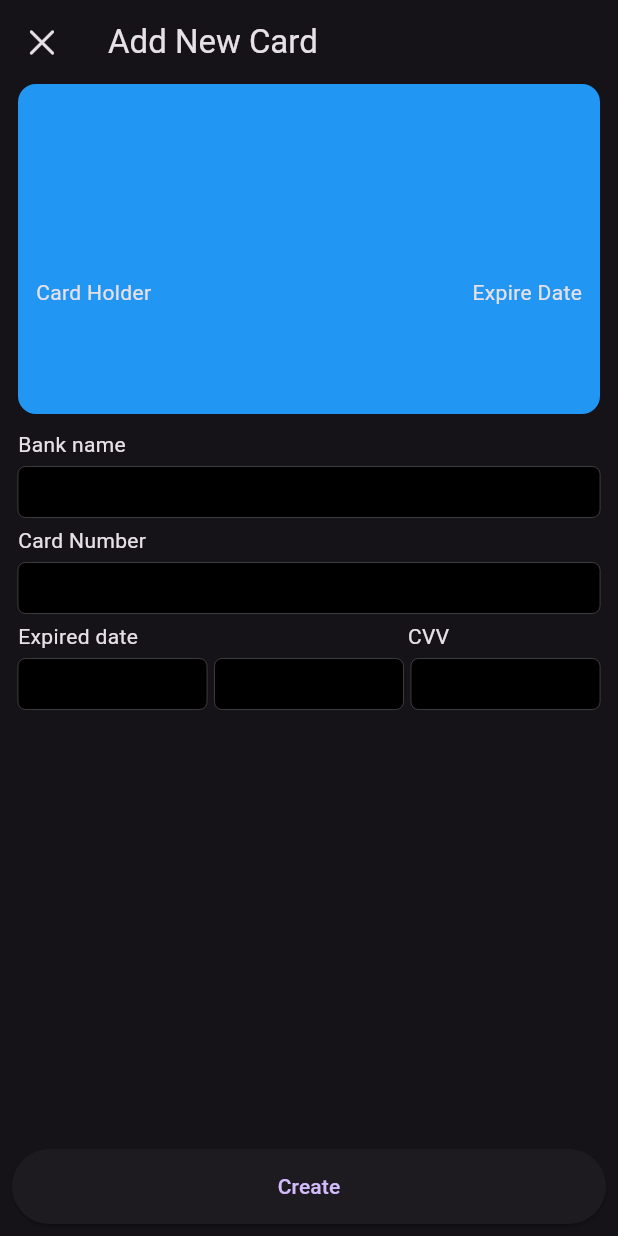
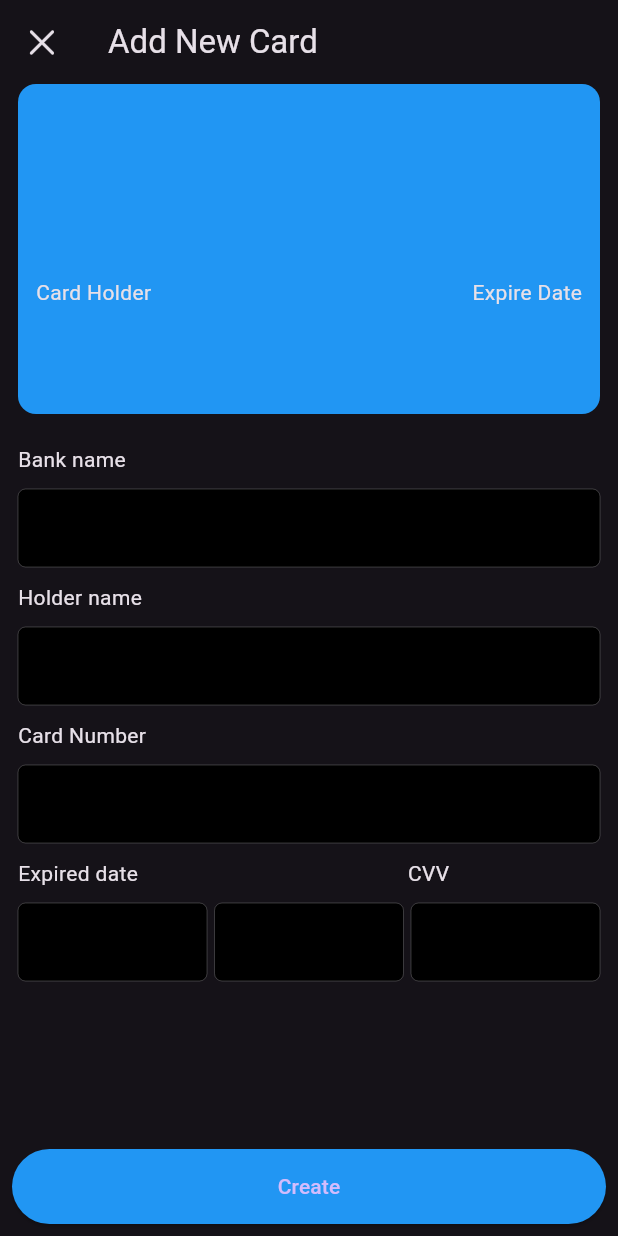
Before and after one commit to Samandar-PDP/bank-card-a5, a Flutter app: the AddCardPage screen opened directly, after a tap on "Create", on a phone screen of 412 x 824 dp. Run offline on Flutter 3.47's test engine with Material 3 defaults, Android fonts, the phone set to English and light mode, and no system bars; our stand-ins replace dio, gap, pretty_dio_logger, retrofit; generated files the repository leaves out were written again; network calls fail.

Commit message:
bank card

```diff
--- a/lib/addcard_page.dart
+++ b/lib/addcard_page.dart
@@ -2,6 +2,7 @@ import 'package:flutter/cupertino.dart';
 import 'package:flutter/material.dart';
 import 'package:flutter/services.dart';
 import 'package:full_retrofit/bank_card.dart';
+import 'package:full_retrofit/card_page.dart';
 import 'package:full_retrofit/repository.dart';
 import 'package:full_retrofit/util.dart';
 import 'package:gap/gap.dart';
@@ -36,8 +37,18 @@ class _AddCardPageState extends State<AddCardPage> {
     final card = BankCard(
       id: null,
       holderName: _holderName.text,
+      bankName: _bankName.text,
+      number: int.parse(_cardNumber.text),
+      expireDate: _holderName.text,
+      cvv: int.parse(_cvv.text),
     );
     _repo.createCard(card).then((value) {
+      if(value) {
+        Navigator.of(context)
+            .pushAndRemoveUntil(MaterialPageRoute(builder: (context) => const CardPage()), (route) => false);
+      } else {
+        showError(context, "Error");
+      }
     });
   }
 
@@ -56,10 +67,11 @@ class _AddCardPageState extends State<AddCardPage> {
         child: ListView(
           children: [
             _card(),
+            const Gap(20),
+            const Text("Bank name"),
             const Gap(10),
-            const Text("Bank name"),
-            const Gap(5),
             CupertinoTextField(
+              padding: const EdgeInsets.all(16),
               onChanged: (v) => setState(() {}),
               controller: _bankName,
               style: const TextStyle(
@@ -67,10 +79,22 @@ class _AddCardPageState extends State<AddCardPage> {
               ),
               maxLength: 16,
             ),
-            const Gap(5),
+            const Gap(10),
+            const Text("Holder name"),
+            const Gap(10),
+            CupertinoTextField(
+              padding: const EdgeInsets.all(16),
+              onChanged: (v) => setState(() {}),
+              controller: _holderName,
+              style: const TextStyle(
+                  color: Colors.white
+              ),
+            ),
+            const Gap(10),
             const Text("Card Number"),
-            const Gap(5),
+            const Gap(10),
             CupertinoTextField(
+              padding: const EdgeInsets.all(16),
               onChanged: (v) => setState(() {}),
               controller: _cardNumber,
               style: const TextStyle(
@@ -82,7 +106,7 @@ class _AddCardPageState extends State<AddCardPage> {
                 FilteringTextInputFormatter.digitsOnly
               ],
             ),
-            const Gap(5),
+            const Gap(10),
             Row(
               mainAxisAlignment: MainAxisAlignment.spaceBetween,
               crossAxisAlignment: CrossAxisAlignment.center,
@@ -94,16 +118,52 @@ class _AddCardPageState extends State<AddCardPage> {
                 ),
               ],
             ),
-            const Gap(5),
+            const Gap(10),
             Row(
               mainAxisAlignment: MainAxisAlignment.spaceEvenly,
               crossAxisAlignment: CrossAxisAlignment.center,
               children: [
-                Expanded(child: CupertinoTextField()),
+                Expanded(child: CupertinoTextField(
+                  padding: const EdgeInsets.all(16),
+                  onChanged: (v) => setState(() {}),
+                  controller: _expDate1,
+                  style: const TextStyle(
+                      color: Colors.white
+                  ),
+                  maxLength: 2,
+                  keyboardType: TextInputType.number,
+                  inputFormatters: [
+                    FilteringTextInputFormatter.digitsOnly
+                  ],
+                )),
                 const Gap(5),
-                Expanded(child: CupertinoTextField()),
+                Expanded(child: CupertinoTextField(
+                  padding: const EdgeInsets.all(16),
+                  onChanged: (v) => setState(() {}),
+                  controller: _expDate2,
+                  style: const TextStyle(
+                      color: Colors.white
+                  ),
+                  maxLength: 2,
+                  keyboardType: TextInputType.number,
+                  inputFormatters: [
+                    FilteringTextInputFormatter.digitsOnly
+                  ],
+                )),
                 const Gap(5),
-                Expanded(child: CupertinoTextField()),
+                Expanded(child: CupertinoTextField(
+                  padding: const EdgeInsets.all(16),
+                  onChanged: (v) => setState(() {}),
+                  controller: _cvv,
+                  style: const TextStyle(
+                      color: Colors.white
+                  ),
+                  maxLength: 3,
+                  keyboardType: TextInputType.number,
+                  inputFormatters: [
+                    FilteringTextInputFormatter.digitsOnly
+                  ],
+                )),
               ],
             ),
           ],
@@ -114,8 +174,11 @@ class _AddCardPageState extends State<AddCardPage> {
         child: SizedBox(
           height: 50,
           child: ElevatedButton(
-            onPressed: () {},
+            onPressed: _create,
             child: const Text("Create"),
+            style: ElevatedButton.styleFrom(
+              backgroundColor: _color
+            ),
           ),
         ),
       ),
```
